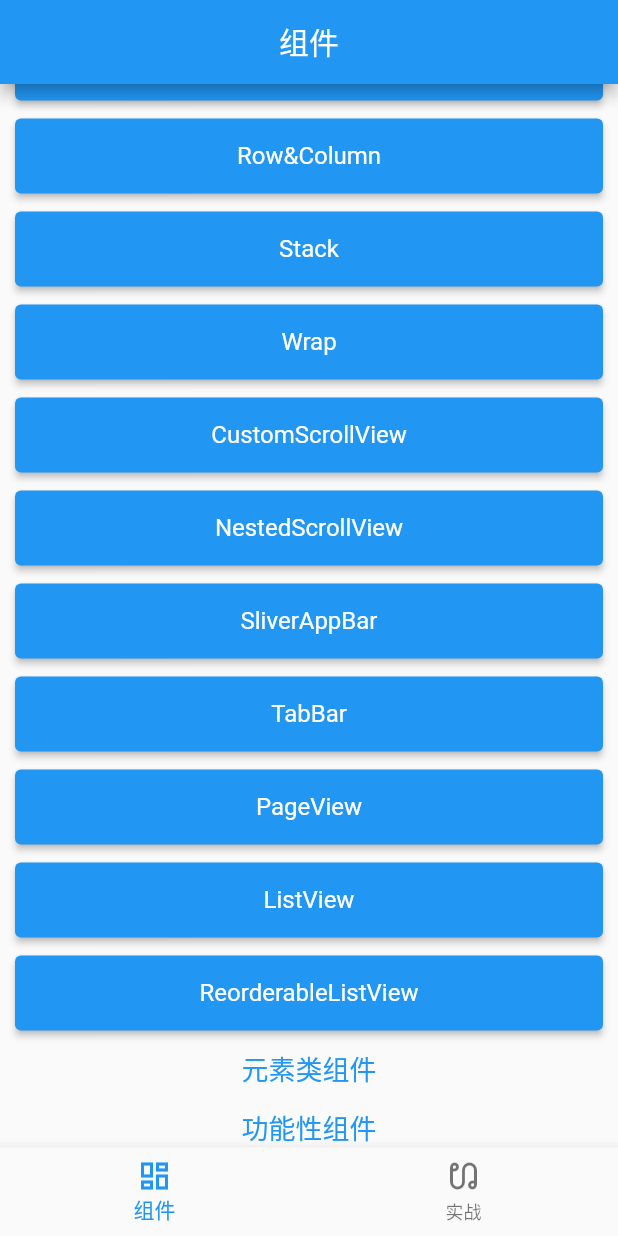
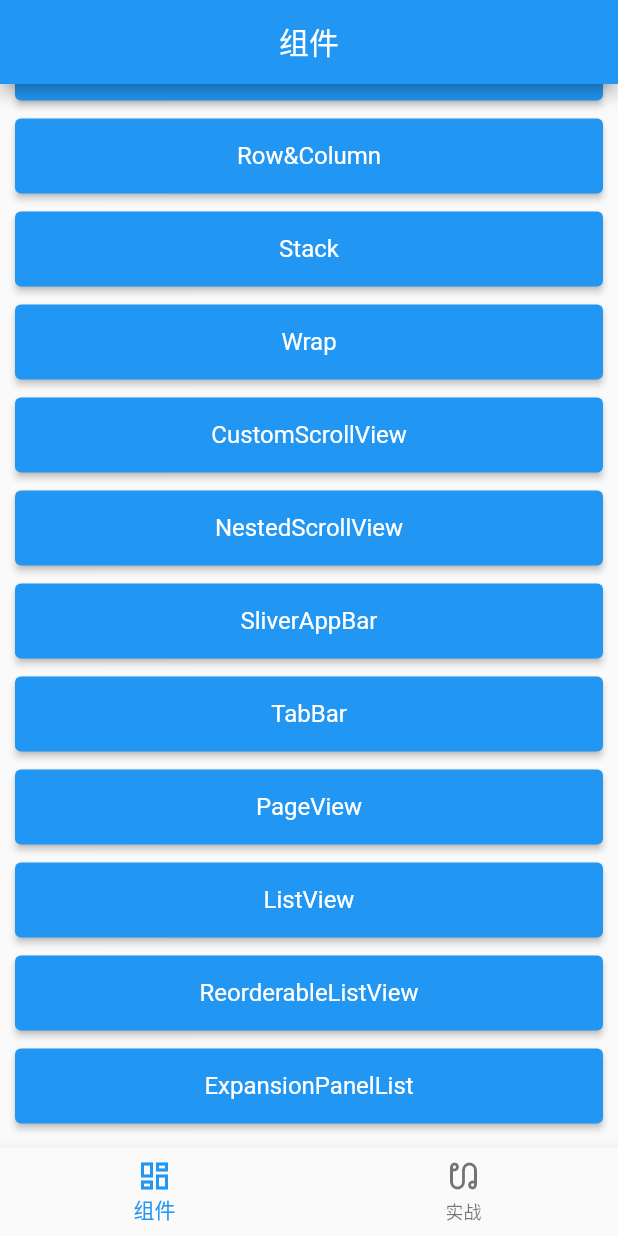
Before and after one commit to xuzhb24/basic_project, a Flutter app: the screen it shows after launch, scrolled down 152 dp, on a phone screen of 412 x 824 dp. Run offline on Flutter 3.47's test engine with Material 2 defaults, Android fonts, the phone set to English and light mode, and no system bars.

Commit message:
【组件】ExpansionPanelList添加

```diff
--- a/lib/func/router_table.dart
+++ b/lib/func/router_table.dart
@@ -28,6 +28,7 @@ class RouterTable {
   static String listView2 = 'ListView.builder';
   static String listView3 = 'ListView.separated';
   static String reorderableListView = 'ReorderableListView';
+  static String expansionPanelList = 'ExpansionPanelList';
 
   static Map<String, WidgetBuilder> routerTables = {
     notFound: (context) => const NotFoundPage(),
@@ -58,6 +59,8 @@ class RouterTable {
     listView3: (context) => ListViewPage3(title: listView3),
     reorderableListView: (context) =>
         ReorderableListViewPage(title: reorderableListView),
+    expansionPanelList: (context) =>
+        ExpansionPanelListPage(title: expansionPanelList),
   };
 
   ///路由拦截
--- a/lib/ui/widget.dart
+++ b/lib/ui/widget.dart
@@ -21,6 +21,7 @@ class WidgetPage extends StatelessWidget {
     RouterTable.pageView,
     RouterTable.listView,
     RouterTable.reorderableListView,
+    RouterTable.expansionPanelList,
     '元素类组件',
     '功能性组件',
   ];
```
Also changed, not shown: lib/ui/widget_container.dart (+48 -0 lines).
